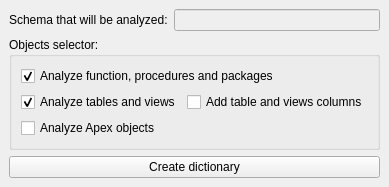
Above: source/qtdesigner/create_autocomplete_dic_ui.ui from MValaguz/MSql before the change. Below: the same form after it.
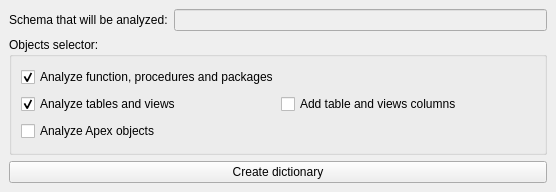
That is the form after the change. Icons and pictures are not drawn.

Patch:
```diff
--- a/source/qtdesigner/create_autocomplete_dic_ui.ui
+++ b/source/qtdesigner/create_autocomplete_dic_ui.ui
@@ -9,8 +9,8 @@
    <rect>
     <x>0</x>
     <y>0</y>
-    <width>353</width>
-    <height>176</height>
+    <width>556</width>
+    <height>192</height>
    </rect>
   </property>
   <property name="windowTitle">
```
